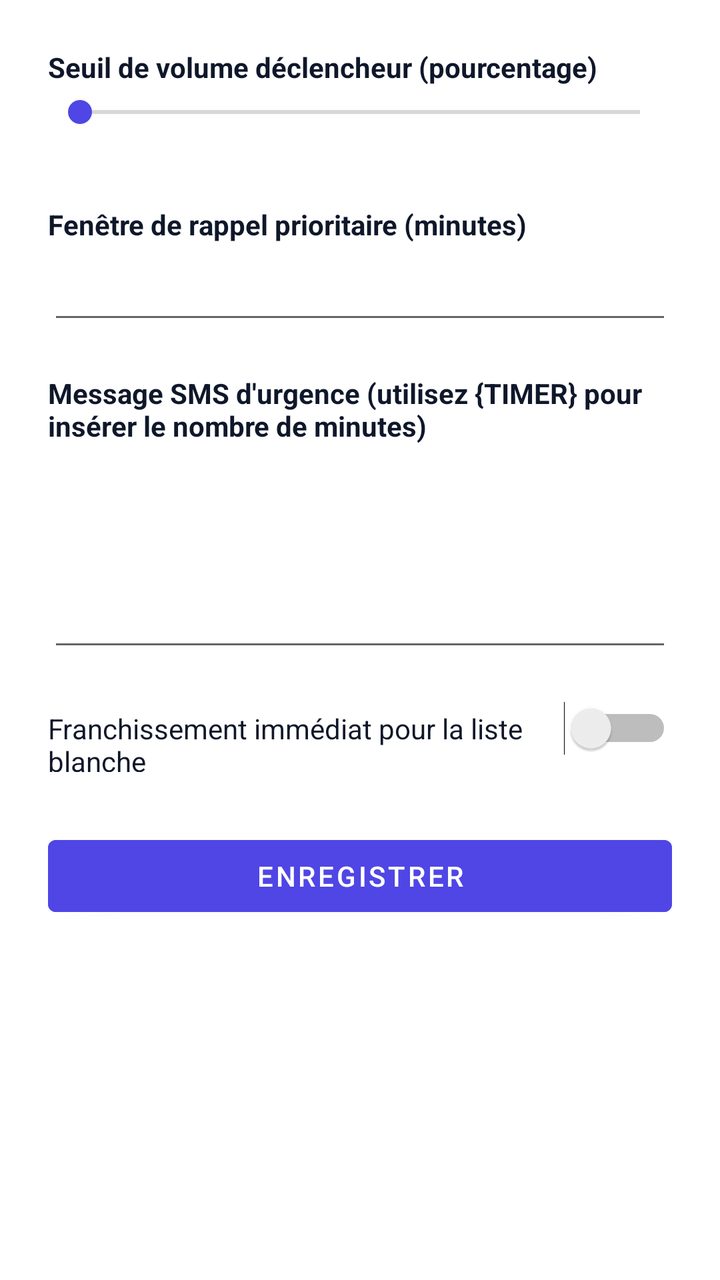
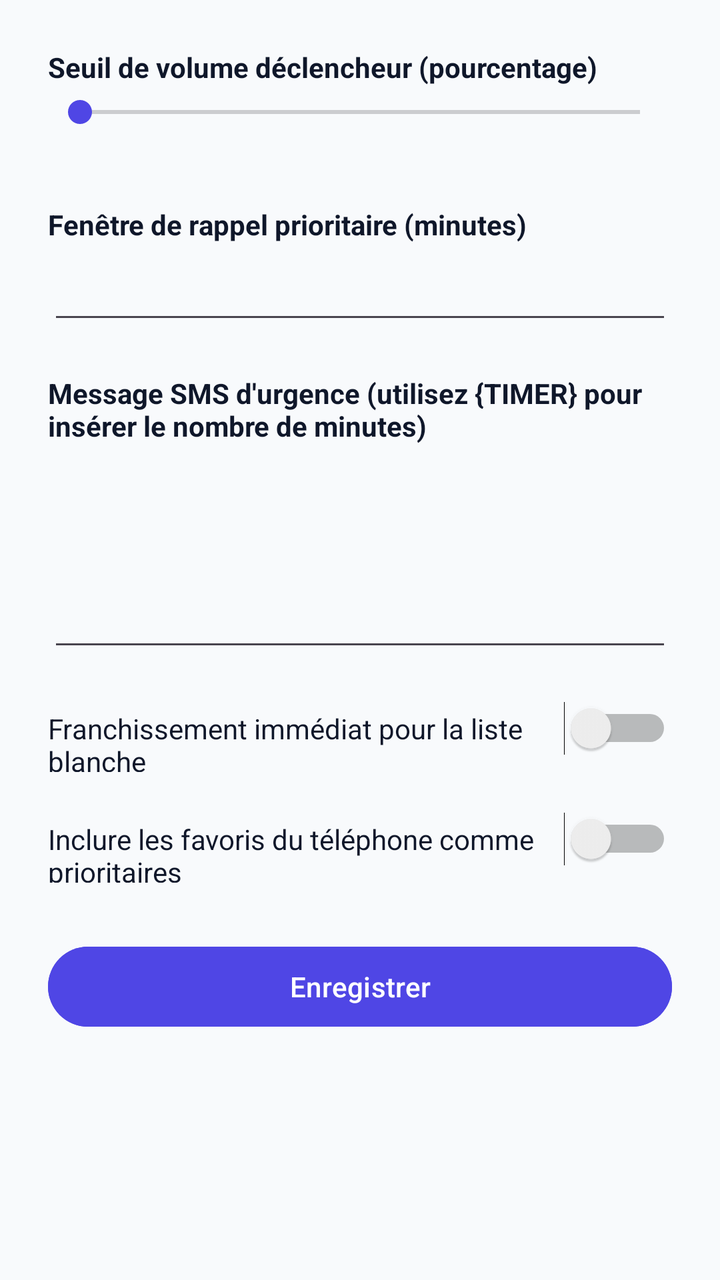

Before-and-after screenshots of an Android layout around one commit, followed by the original layout XML and the change that was made.
<!-- AndroidManifest.xml: activity theme Theme.UrgentCallGuard -->
<!-- res/layout/activity_settings.xml -->
<?xml version="1.0" encoding="utf-8"?>
<ScrollView xmlns:android="http://schemas.android.com/apk/res/android"
    android:layout_width="match_parent"
    android:layout_height="match_parent"
    android:background="@color/white">

    <LinearLayout
        android:layout_width="match_parent"
        android:layout_height="wrap_content"
        android:orientation="vertical"
        android:padding="24dp">

        <TextView
            android:layout_width="wrap_content"
            android:layout_height="wrap_content"
            android:layout_marginBottom="4dp"
            android:text="@string/settings_volume_threshold_label"
            android:textColor="@color/slate_900"
            android:textStyle="bold" />

        <SeekBar
            android:id="@+id/volumeThresholdSeekBar"
            android:layout_width="match_parent"
            android:layout_height="wrap_content"
            android:max="100" />

        <TextView
            android:id="@+id/volumeThresholdValue"
            android:layout_width="wrap_content"
            android:layout_height="wrap_content"
            android:layout_marginBottom="20dp"
            android:textColor="@color/slate_500"
            android:textSize="13sp" />

        <TextView
            android:layout_width="wrap_content"
            android:layout_height="wrap_content"
            android:layout_marginBottom="4dp"
            android:text="@string/settings_timer_label"
            android:textColor="@color/slate_900"
            android:textStyle="bold" />

        <EditText
            android:id="@+id/timerMinutesInput"
            android:layout_width="match_parent"
            android:layout_height="wrap_content"
            android:layout_marginBottom="20dp"
            android:inputType="number"
            android:maxLength="3" />

        <TextView
            android:layout_width="wrap_content"
            android:layout_height="wrap_content"
            android:layout_marginBottom="4dp"
            android:text="@string/settings_sms_template_label"
            android:textColor="@color/slate_900"
            android:textStyle="bold" />

        <EditText
            android:id="@+id/smsTemplateInput"
            android:layout_width="match_parent"
            android:layout_height="wrap_content"
            android:layout_marginBottom="20dp"
            android:gravity="top"
            android:inputType="textMultiLine"
            android:lines="4" />

        <LinearLayout
            android:layout_width="match_parent"
            android:layout_height="wrap_content"
            android:layout_marginBottom="28dp"
            android:orientation="horizontal">

            <TextView
                android:layout_width="0dp"
                android:layout_height="wrap_content"
                android:layout_weight="1"
                android:text="@string/settings_immediate_whitelist_label"
                android:textColor="@color/slate_900" />

            <Switch
                android:id="@+id/immediateWhitelistSwitch"
                android:layout_width="wrap_content"
                android:layout_height="wrap_content" />
        </LinearLayout>

        <Button
            android:id="@+id/saveSettingsButton"
            android:layout_width="match_parent"
            android:layout_height="wrap_content"
            android:backgroundTint="@color/indigo_600"
            android:text="@string/settings_save_button"
            android:textColor="@color/white" />

    </LinearLayout>
</ScrollView>
<!-- resources referenced by this layout -->
<resources>
  <color name="indigo_600">#4F46E5</color>
  <color name="slate_500">#64748B</color>
  <color name="slate_900">#0F172A</color>
  <color name="white">#FFFFFF</color>
  <string name="settings_immediate_whitelist_label">Franchissement immédiat pour la liste blanche</string>
  <string name="settings_save_button">Enregistrer</string>
  <string name="settings_sms_template_label">Message SMS d\'urgence (utilisez {TIMER} pour insérer le nombre de minutes)</string>
  <string name="settings_timer_label">Fenêtre de rappel prioritaire (minutes)</string>
  <string name="settings_volume_threshold_label">Seuil de volume déclencheur (pourcentage)</string>
  <style name="Theme.UrgentCallGuard" parent="Theme.MaterialComponents.DayNight.NoActionBar">
          <item name="colorPrimary">@color/indigo_600</item>
          <item name="colorPrimaryDark">@color/indigo_600</item>
          <item name="colorAccent">@color/indigo_600</item>
          <item name="android:windowBackground">@color/white</item>
      </style>
</resources>

<!-- the commit's change to res/layout/activity_settings.xml (unified diff, before → after) -->
@@ -2,7 +2,7 @@
 <ScrollView xmlns:android="http://schemas.android.com/apk/res/android"
     android:layout_width="match_parent"
     android:layout_height="match_parent"
-    android:background="@color/white">
+    android:background="@color/slate_50">
 
     <LinearLayout
         android:layout_width="match_parent"
@@ -68,7 +68,7 @@
         <LinearLayout
             android:layout_width="match_parent"
             android:layout_height="wrap_content"
-            android:layout_marginBottom="28dp"
+            android:layout_marginBottom="20dp"
             android:orientation="horizontal">
 
             <TextView
@@ -84,13 +84,32 @@
                 android:layout_height="wrap_content" />
         </LinearLayout>
 
-        <Button
+        <LinearLayout
+            android:layout_width="match_parent"
+            android:layout_height="wrap_content"
+            android:layout_marginBottom="28dp"
+            android:orientation="horizontal">
+
+            <TextView
+                android:layout_width="0dp"
+                android:layout_height="wrap_content"
+                android:layout_weight="1"
+                android:text="@string/settings_system_favorites_label"
+                android:textColor="@color/slate_900" />
+
+            <Switch
+                android:id="@+id/systemFavoritesSwitch"
+                android:layout_width="wrap_content"
+                android:layout_height="wrap_content" />
+        </LinearLayout>
+
+        <com.google.android.material.button.MaterialButton
             android:id="@+id/saveSettingsButton"
+            style="@style/Widget.Material3.Button"
             android:layout_width="match_parent"
             android:layout_height="wrap_content"
             android:backgroundTint="@color/indigo_600"
-            android:text="@string/settings_save_button"
-            android:textColor="@color/white" />
+            android:text="@string/settings_save_button" />
 
     </LinearLayout>
 </ScrollView>
<!-- resource entries referenced after the edit -->
@@ -1,19 +1,25 @@
 <!-- resources referenced by this layout -->
 <resources>
   <color name="indigo_600">#4F46E5</color>
+  <color name="slate_50">#F8FAFC</color>
   <color name="slate_500">#64748B</color>
   <color name="slate_900">#0F172A</color>
   <color name="white">#FFFFFF</color>
   <string name="settings_immediate_whitelist_label">Franchissement immédiat pour la liste blanche</string>
   <string name="settings_save_button">Enregistrer</string>
   <string name="settings_sms_template_label">Message SMS d\'urgence (utilisez {TIMER} pour insérer le nombre de minutes)</string>
+  <string name="settings_system_favorites_label">Inclure les favoris du téléphone comme prioritaires</string>
   <string name="settings_timer_label">Fenêtre de rappel prioritaire (minutes)</string>
   <string name="settings_volume_threshold_label">Seuil de volume déclencheur (pourcentage)</string>
-  <style name="Theme.UrgentCallGuard" parent="Theme.MaterialComponents.DayNight.NoActionBar">
+  <style name="Theme.UrgentCallGuard" parent="Theme.Material3.DayNight.NoActionBar">
           <item name="colorPrimary">@color/indigo_600</item>
-          <item name="colorPrimaryDark">@color/indigo_600</item>
-          <item name="colorAccent">@color/indigo_600</item>
-          <item name="android:windowBackground">@color/white</item>
+          <item name="colorPrimaryVariant">@color/indigo_700</item>
+          <item name="colorOnPrimary">@color/white</item>
+          <item name="colorSecondary">@color/indigo_600</item>
+          <item name="colorSurface">@color/white</item>
+          <item name="android:windowBackground">@color/slate_50</item>
+          <item name="android:statusBarColor">@color/indigo_600</item>
       </style>
+  <color name="indigo_700">#4338CA</color>
 </resources>
 
